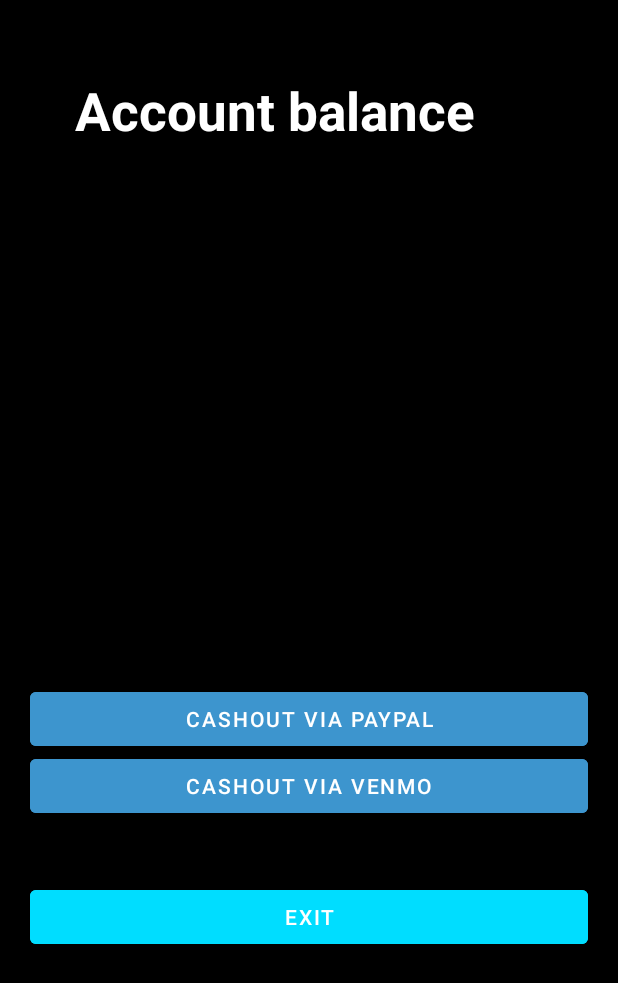
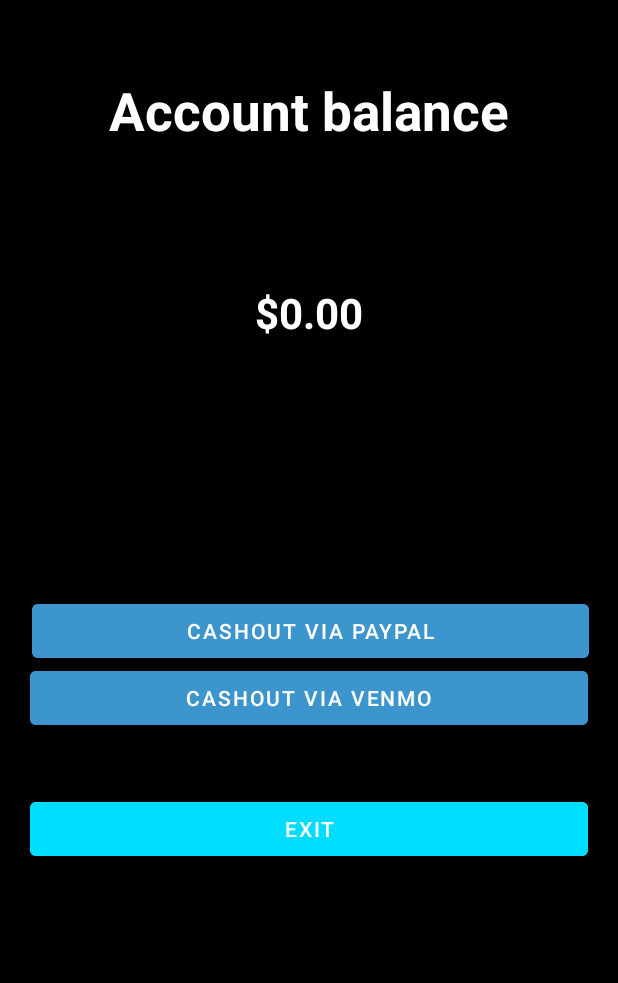
Before and after one commit to capstoneGM/gmApp, an Android app: the AccountBalance screen opened directly, with no data from a screen before it, on a phone screen of 412 x 824 dp. Shown: the top 983 px of the screen. Run offline under Robolectric (Android 15) with nearby library versions, the phone set to English and light mode, and no system bars; our stand-ins replace Firebase (no records; nobody signed in at launch, a user with empty details on screens opened directly).

Commit message:
Display account balance + add minimum cashout

```diff
--- a/GMev/app/src/main/java/com/example/gmev/AccountBalance.java
+++ b/GMev/app/src/main/java/com/example/gmev/AccountBalance.java
@@ -1,22 +1,58 @@
 package com.example.gmev;
 
+import androidx.annotation.NonNull;
 import androidx.appcompat.app.AppCompatActivity;
 
 import android.content.Intent;
 import android.net.Uri;
 import android.os.Bundle;
 import android.view.View;
+import android.widget.TextView;
 
+import com.google.android.gms.tasks.OnCompleteListener;
+import com.google.android.gms.tasks.Task;
 import com.google.android.material.button.MaterialButton;
+import com.google.firebase.auth.FirebaseAuth;
 import com.google.firebase.auth.FirebaseUser;
+import com.google.firebase.database.DataSnapshot;
+import com.google.firebase.database.DatabaseReference;
+import com.google.firebase.database.FirebaseDatabase;
+
+import android.widget.Toast;
+
+import java.util.HashMap;
+import java.util.Map;
 
 public class AccountBalance extends AppCompatActivity {
+    private final Integer MINIMUM_CASHOUT = 500;
+    private FirebaseAuth firebaseAuth;
     private FirebaseUser currentUser;
+    private DatabaseReference userInfoRef;
+    private Map<String, String> data = new HashMap<>();
+    private Long balance;
 
     @Override
     protected void onCreate(Bundle savedInstanceState) {
         super.onCreate(savedInstanceState);
         setContentView(R.layout.activity_account_balance);
+
+        firebaseAuth = FirebaseAuth.getInstance();
+        currentUser = firebaseAuth.getCurrentUser();
+        userInfoRef = FirebaseDatabase.getInstance().getReference("/users").child(currentUser.getUid()).child("balance");
+        System.out.println("39045283095023");
+        userInfoRef.get().addOnCompleteListener(new OnCompleteListener<DataSnapshot>() {
+            @Override
+            public void onComplete(@NonNull Task<DataSnapshot> task) {
+                System.out.println("asfawefwef");
+                System.out.println(task.getResult().getValue());
+                balance = (Long) task.getResult().getValue();
+                if (balance != null) {
+                    TextView textView = (TextView) findViewById(R.id.balance);
+                    Float parsedBalance =  balance / 100f;
+                    textView.setText("$" + String.format("%.2f", parsedBalance));
+                }
+            }
+        });
 
         MaterialButton venmoBtn = (MaterialButton) findViewById(R.id.venmobtn);
         MaterialButton paypalBtn = (MaterialButton) findViewById(R.id.paypalbtn);
@@ -47,8 +83,12 @@ public class AccountBalance extends AppCompatActivity {
     }
 
     public void openPaypalSignin() {
-        Intent intentPaypal = new Intent("android.intent.action.VIEW", Uri.parse("https://www.paypal.com/us/signin"));
-        startActivity((intentPaypal));
+        if (balance < MINIMUM_CASHOUT) {
+            Toast.makeText(AccountBalance.this, "Minimum cashout is $5.00", Toast.LENGTH_LONG).show();
+        } else {
+            Intent intentPaypal = new Intent("android.intent.action.VIEW", Uri.parse("https://www.paypal.com/us/signin"));
+            startActivity((intentPaypal));
+        }
     }
 
 
--- a/GMev/app/src/main/res/layout/activity_account_balance.xml
+++ b/GMev/app/src/main/res/layout/activity_account_balance.xml
@@ -11,7 +11,7 @@
         android:id="@+id/accountbalance"
         android:layout_width="match_parent"
         android:layout_height="wrap_content"
-        android:layout_gravity="center"
+        android:gravity="center"
         android:layout_marginStart="50dp"
         android:layout_marginTop="50dp"
         android:layout_marginEnd="50dp"
@@ -19,6 +19,22 @@
         android:text="Account balance"
         android:textColor="@color/white"
         android:textSize="35dp"
+        android:textStyle="bold" />
+
+    <TextView
+        android:id="@+id/balance"
+        android:layout_width="341dp"
+        android:layout_height="wrap_content"
+        android:layout_below="@+id/accountbalance"
+        android:layout_alignParentStart="true"
+        android:layout_alignParentEnd="true"
+        android:layout_marginStart="35dp"
+        android:layout_marginTop="72dp"
+        android:layout_marginEnd="35dp"
+        android:gravity="center"
+        android:text="$0.00"
+        android:textColor="@color/white"
+        android:textSize="28dp"
         android:textStyle="bold" />
 
     <com.google.android.material.button.MaterialButton
@@ -39,12 +55,12 @@
         android:id="@+id/paypalbtn"
         android:layout_width="match_parent"
         android:layout_height="wrap_content"
-        android:layout_below="@id/accountbalance"
+        android:layout_below="@+id/balance"
         android:layout_alignParentStart="true"
         android:layout_alignParentEnd="true"
-        android:layout_marginStart="20dp"
-        android:layout_marginTop="338dp"
-        android:layout_marginEnd="20dp"
+        android:layout_marginStart="21dp"
+        android:layout_marginTop="169dp"
+        android:layout_marginEnd="19dp"
         android:layout_marginBottom="30dp"
         android:backgroundTint="#3D95CE"
         android:text="Cashout via PayPal" />
```
